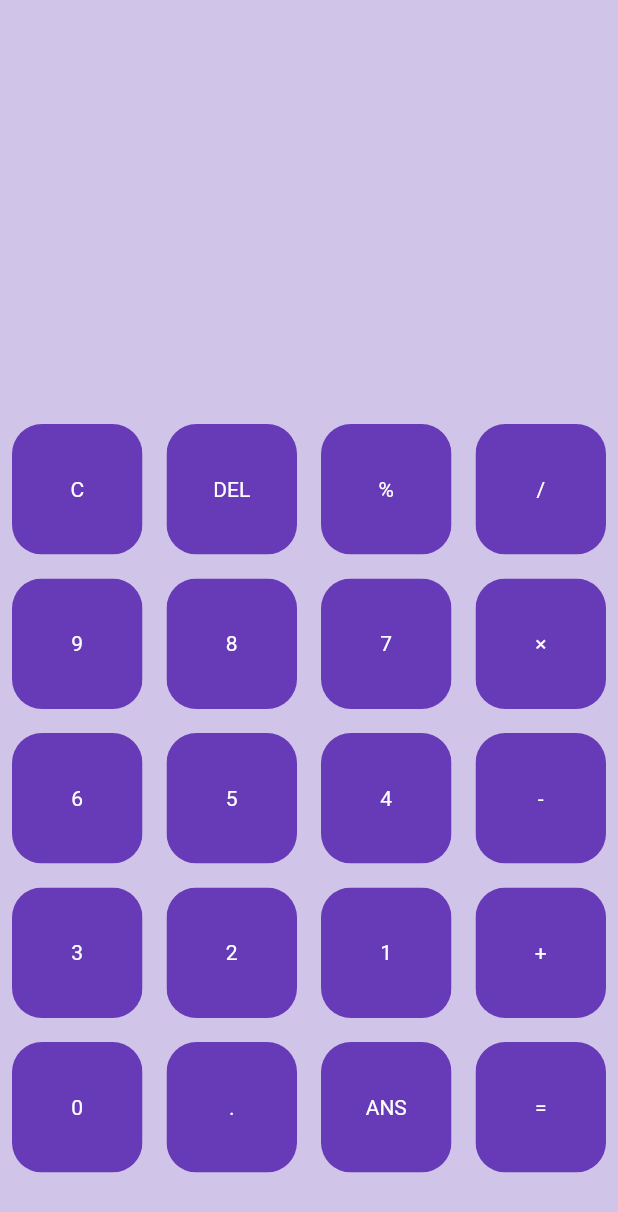
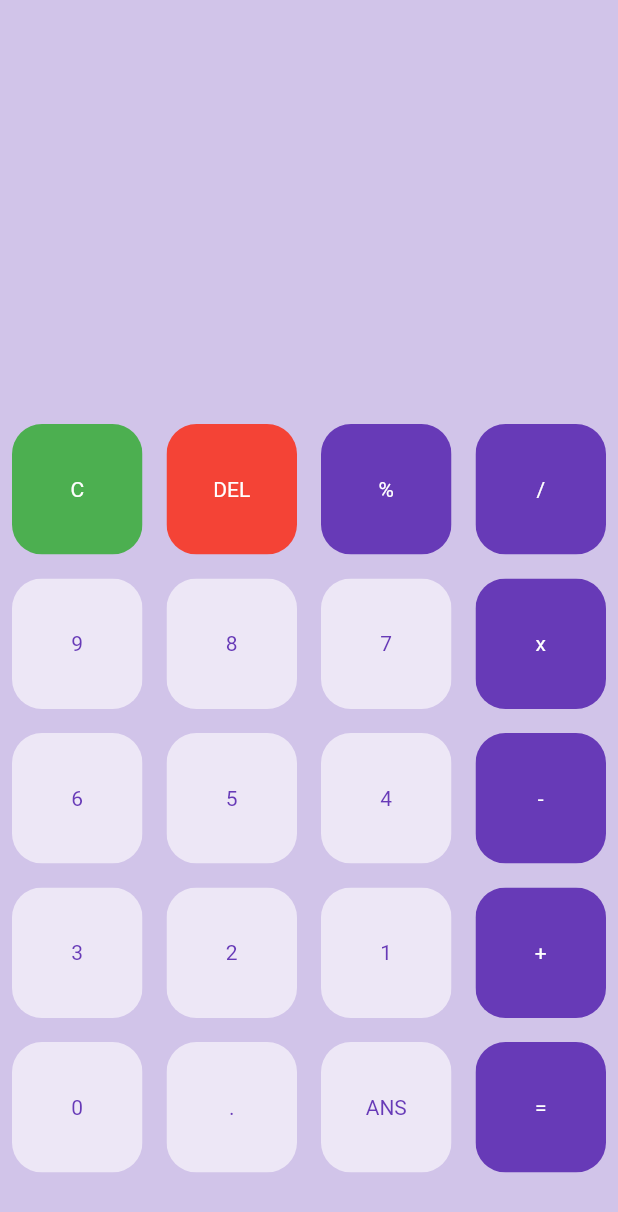
Before and after one commit to Channelsu/calc, a Flutter app: the screen it shows after launch, on a phone screen of 412 x 824 dp. Shown: the top 1212 px of the screen. Run offline on Flutter 3.47's test engine with Material 2 defaults, Android fonts, the phone set to English and light mode, and no system bars.

Commit message:
ボタンの色を設定

```diff
--- a/lib/main.dart
+++ b/lib/main.dart
@@ -28,7 +28,7 @@ class _HomePageState extends State<HomePage> {
     '9',
     '8',
     '7',
-    '×',
+    'x',
     '6',
     '5',
     '4',
@@ -59,7 +59,25 @@ class _HomePageState extends State<HomePage> {
                 itemCount: buttons.length,
                 gridDelegate: SliverGridDelegateWithFixedCrossAxisCount(crossAxisCount: 4),
                 itemBuilder: (BuildContext context, int i) {
-                  return MyButton(buttonText: buttons[i], color: Colors.deepPurple, textColor: Colors.white,);
+                  if(i == 0) {
+                    return MyButton(
+                      buttonText: buttons[i],
+                      color: Colors.green,
+                      textColor: Colors.white,
+                    );
+                  } else if(i == 1) {
+                    return MyButton(
+                      buttonText: buttons[i],
+                      color: Colors.red,
+                      textColor: Colors.white,
+                    );
+                  } else {
+                    return MyButton(
+                      buttonText: buttons[i],
+                      color: isOperator(buttons[i]) ? Colors.deepPurple : Colors.deepPurple[50],
+                      textColor: isOperator(buttons[i]) ? Colors.white : Colors.deepPurple,
+                    );
+                  }
                 },
               ),
             ),
@@ -68,4 +86,11 @@ class _HomePageState extends State<HomePage> {
       ),
     );
   }
+
+  bool isOperator(String x) {
+    if (x == '%' || x == '/' || x == 'x' || x == '-' || x == '+' || x == '=') {
+      return true;
+    }
+    return false;
+  }
 }
```
